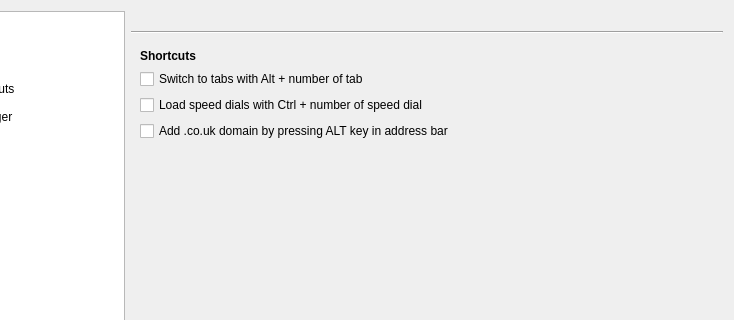
QupZilla/qupzilla, file src/lib/preferences/preferences.ui: the form before one commit; both pictures show x 106 to 840 and y 0 to 320 of the 840 by 554 pixel window.
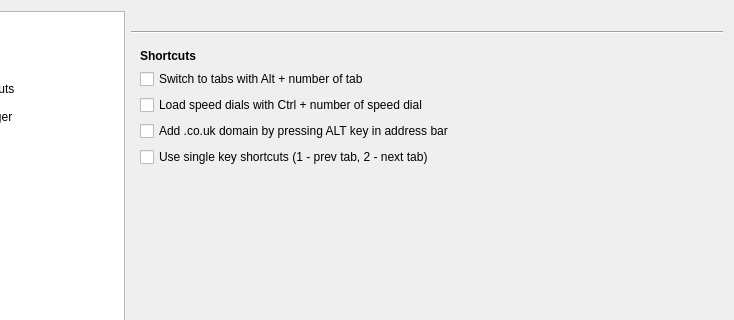
The form after the commit. The open tabs and pages were chosen to show the change. Custom widgets are drawn as their Qt base class.

Commit message:
[BrowserWindow] Enable single key shortcuts
Translate single keys to shortcuts:

1 - previous tab
2 - next tab
(basic Opera compatibility)

There are more to choose from, but 1 and 2 are probably the most used.
Full list:
http://help.opera.com/Windows/9.50/en/keyboard.html#single-key

Configurable in preferences/Keyboard shortcuts, off by default.

Closes #1172

Patch:
```diff
--- a/src/lib/preferences/preferences.ui
+++ b/src/lib/preferences/preferences.ui
@@ -1987,7 +1987,14 @@
              </property>
             </widget>
            </item>
-           <item row="4" column="1">
+           <item row="4" column="0" colspan="2">
+            <widget class="QCheckBox" name="singleKeyShortcuts">
+             <property name="text">
+              <string>Use single key shortcuts (1 - prev tab, 2 - next tab)</string>
+             </property>
+            </widget>
+           </item>
+           <item row="5" column="1">
             <spacer name="verticalSpacer_13">
              <property name="orientation">
               <enum>Qt::Vertical</enum>
```
The commit also changes 3 other files.
